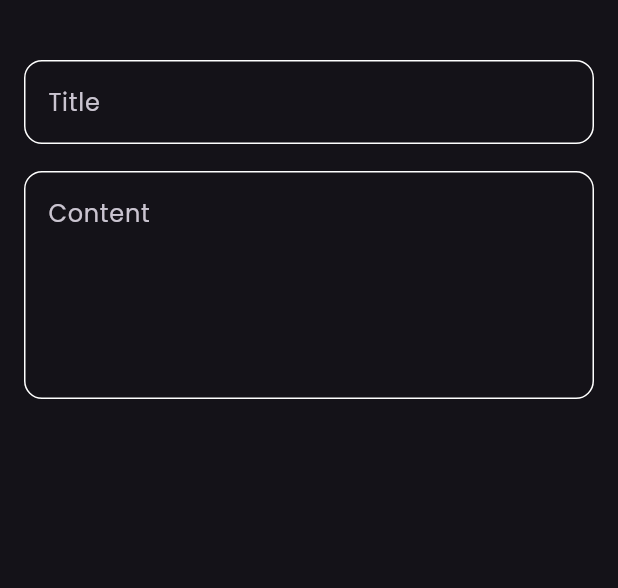
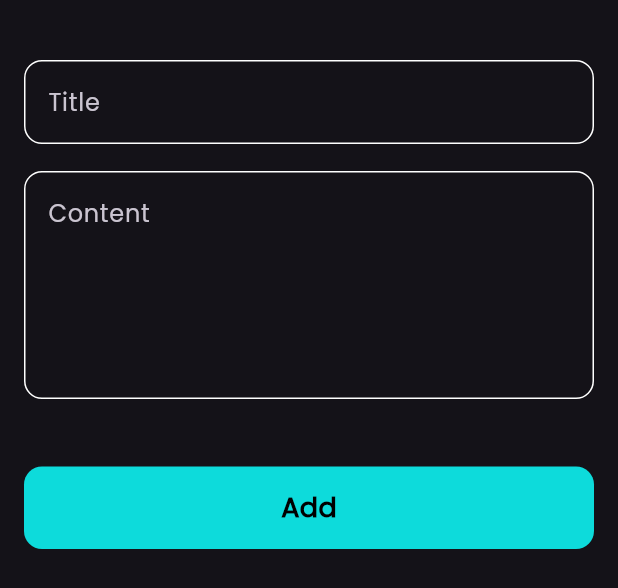
Before and after one commit to Seifmohsen11/notes_app, a Flutter app: the AddNoteButtomSheet widget shown alone on an empty page, opened directly, on a phone screen of 412 x 824 dp. Shown: the top 588 px of the screen. Run offline on Flutter 3.47's test engine with Material 3 defaults, Android fonts, the phone set to English and light mode, and no system bars; our stand-ins replace font_awesome_flutter.

Commit message:
finish Notes Buttom Sheet

```diff
--- a/lib/views/widgets/add_note_buttom_sheet.dart
+++ b/lib/views/widgets/add_note_buttom_sheet.dart
@@ -1,5 +1,6 @@
 import 'package:flutter/material.dart';
 
+import 'custom_bottom.dart';
 import 'custom_text_field.dart';
 
 class AddNoteButtomSheet extends StatelessWidget {
@@ -9,6 +10,7 @@ class AddNoteButtomSheet extends StatelessWidget {
   Widget build(BuildContext context) {
     return const Padding(
       padding: EdgeInsets.symmetric(horizontal: 16),
+      child: SingleChildScrollView(
         child: Column(
           children: [
             SizedBox(
@@ -23,8 +25,16 @@ class AddNoteButtomSheet extends StatelessWidget {
             CustomTextField(
               hintText: 'Content',
               maxLines: 5,
-          )
+            ),
+            SizedBox(
+              height: 45,
+            ),
+            CustomBottom(),
+            SizedBox(
+              height: 45,
+            ),
           ],
+        ),
       ),
     );
   }
--- /dev/null
+++ b/lib/views/widgets/custom_bottom.dart
@@ -0,0 +1,29 @@
+import 'package:flutter/material.dart';
+
+import 'costants.dart';
+
+class CustomBottom extends StatelessWidget {
+  const CustomBottom({super.key});
+
+  @override
+  Widget build(BuildContext context) {
+    return Container(
+      width: MediaQuery.of(context).size.width,
+      height: 55,
+      decoration: BoxDecoration(
+        borderRadius: BorderRadius.circular(12),
+        color: kPrimaryColor,
+      ),
+      child: Center(
+        child: Text(
+          'Add',
+          style: TextStyle(
+            color: Colors.black,
+            fontSize: 18,
+            fontWeight: FontWeight.bold,
+          ),
+        ),
+      ),
+    );
+  }
+}
```
Lines whose indentation alone changed are shown as unchanged.
